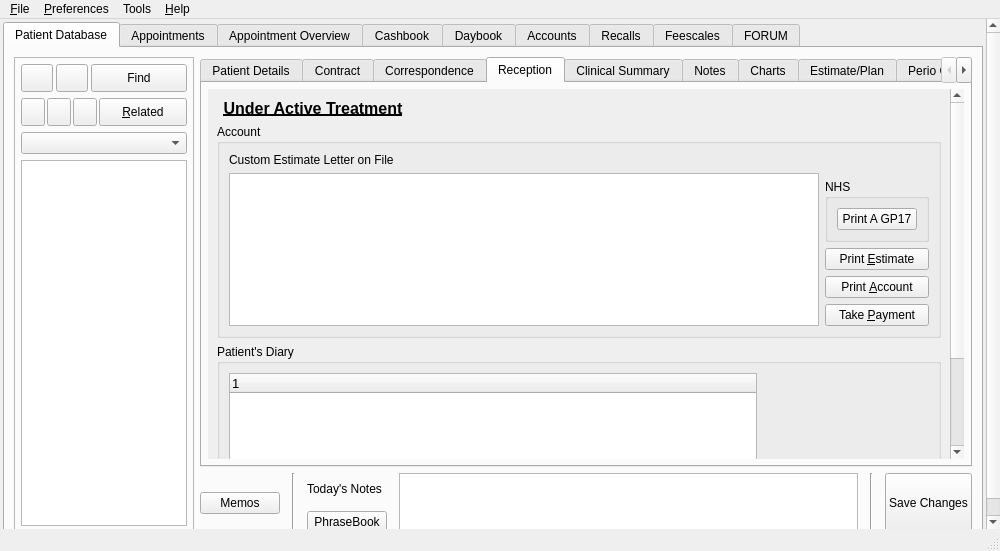
First picture: the form in qt-designer/main.ui, repository rowinggolfer/openmolar1, before the edit.
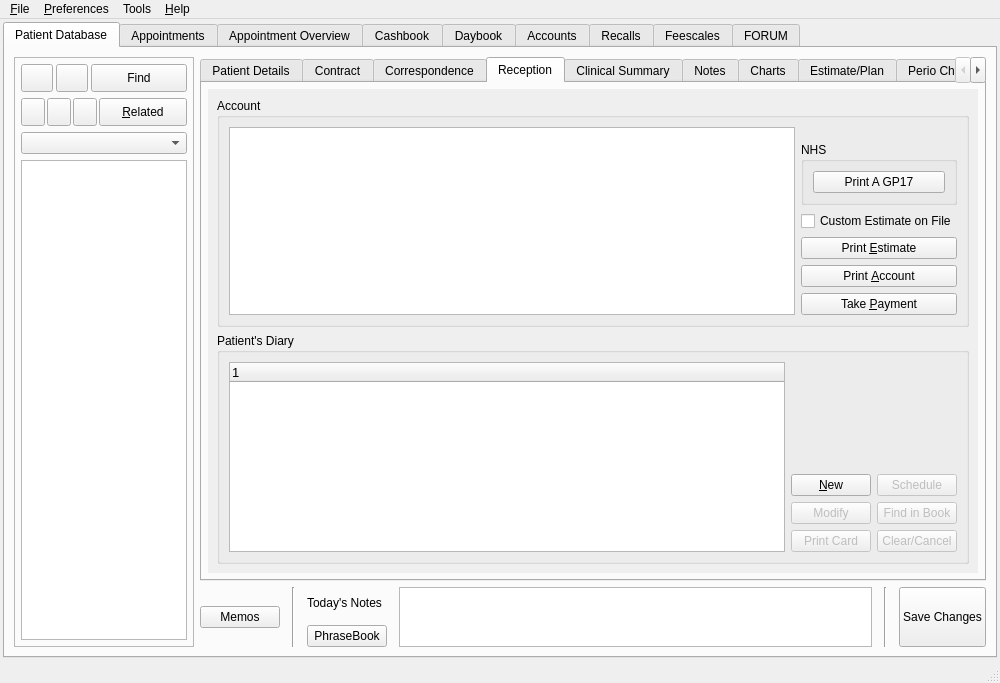
Second picture: the form after the edit. The open tabs and pages were chosen to show the change. Icons and pictures are not drawn.

Commit message: hurrah - revision 200. much goodness also. estimate widget is behaving beautifully at last

```diff
--- a/qt-designer/main.ui
+++ b/qt-designer/main.ui
@@ -7,7 +7,7 @@
     <x>0</x>
     <y>0</y>
     <width>1000</width>
-    <height>551</height>
+    <height>683</height>
    </rect>
   </property>
   <property name="sizePolicy">
@@ -62,8 +62,8 @@
         <rect>
          <x>0</x>
          <y>0</y>
-         <width>984</width>
-         <height>517</height>
+         <width>1000</width>
+         <height>637</height>
         </rect>
        </property>
        <layout class="QHBoxLayout" name="horizontalLayout_7">
@@ -2130,43 +2130,12 @@
                        <rect>
                         <x>0</x>
                         <y>0</y>
-                        <width>738</width>
-                        <height>521</height>
+                        <width>754</width>
+                        <height>500</height>
                        </rect>
                       </property>
                       <layout class="QGridLayout" name="gridLayout_28">
-                       <item row="0" column="1">
-                        <widget class="QLabel" name="underTreatment_label">
-                         <property name="font">
-                          <font>
-                           <pointsize>12</pointsize>
-                           <weight>75</weight>
-                           <bold>true</bold>
-                           <underline>true</underline>
-                          </font>
-                         </property>
-                         <property name="text">
-                          <string>Under Active Treatment</string>
-                         </property>
-                         <property name="alignment">
-                          <set>Qt::AlignCenter</set>
-                         </property>
-                        </widget>
-                       </item>
-                       <item row="0" column="2">
-                        <spacer name="horizontalSpacer_6">
-                         <property name="orientation">
-                          <enum>Qt::Horizontal</enum>
-                         </property>
-                         <property name="sizeHint" stdset="0">
-                          <size>
-                           <width>316</width>
-                           <height>20</height>
-                          </size>
-                         </property>
-                        </spacer>
-                       </item>
-                       <item row="1" column="0" colspan="4">
+                       <item row="0" column="0" colspan="2">
                         <widget class="QGroupBox" name="adminAccount_groupBox">
                          <property name="sizePolicy">
                           <sizepolicy hsizetype="Expanding" vsizetype="Expanding">
@@ -2190,7 +2159,7 @@
                           <string>Account</string>
                          </property>
                          <layout class="QGridLayout" name="gridLayout_3">
-                          <item row="1" column="0" rowspan="5">
+                          <item row="0" column="0" rowspan="6">
                            <widget class="QTextBrowser" name="moneytextBrowser">
                             <property name="sizePolicy">
                              <sizepolicy hsizetype="Expanding" vsizetype="Expanding">
@@ -2212,7 +2181,7 @@
                             </property>
                            </widget>
                           </item>
-                          <item row="1" column="1">
+                          <item row="0" column="1">
                            <spacer name="verticalSpacer">
                             <property name="orientation">
                              <enum>Qt::Vertical</enum>
@@ -2276,7 +2245,7 @@
                             </property>
                            </widget>
                           </item>
-                          <item row="2" column="1">
+                          <item row="1" column="1">
                            <widget class="QGroupBox" name="NHSadmin_groupBox">
                             <property name="title">
                              <string>NHS</string>
@@ -2292,17 +2261,17 @@
                             </layout>
                            </widget>
                           </item>
-                          <item row="0" column="0" colspan="2">
-                           <widget class="QLabel" name="label_44">
+                          <item row="2" column="1">
+                           <widget class="QCheckBox" name="customEst_checkBox">
                             <property name="text">
-                             <string>Custom Estimate Letter on File</string>
+                             <string>Custom Estimate on File</string>
                             </property>
                            </widget>
                           </item>
                          </layout>
                         </widget>
                        </item>
-                       <item row="2" column="0" colspan="4">
+                       <item row="1" column="0" colspan="2">
                         <widget class="QGroupBox" name="groupBox">
                          <property name="sizePolicy">
                           <sizepolicy hsizetype="Expanding" vsizetype="MinimumExpanding">
```
Left out of the diff: 84 changed lines with no effect on the pictures. The commit also changes 13 other files.
